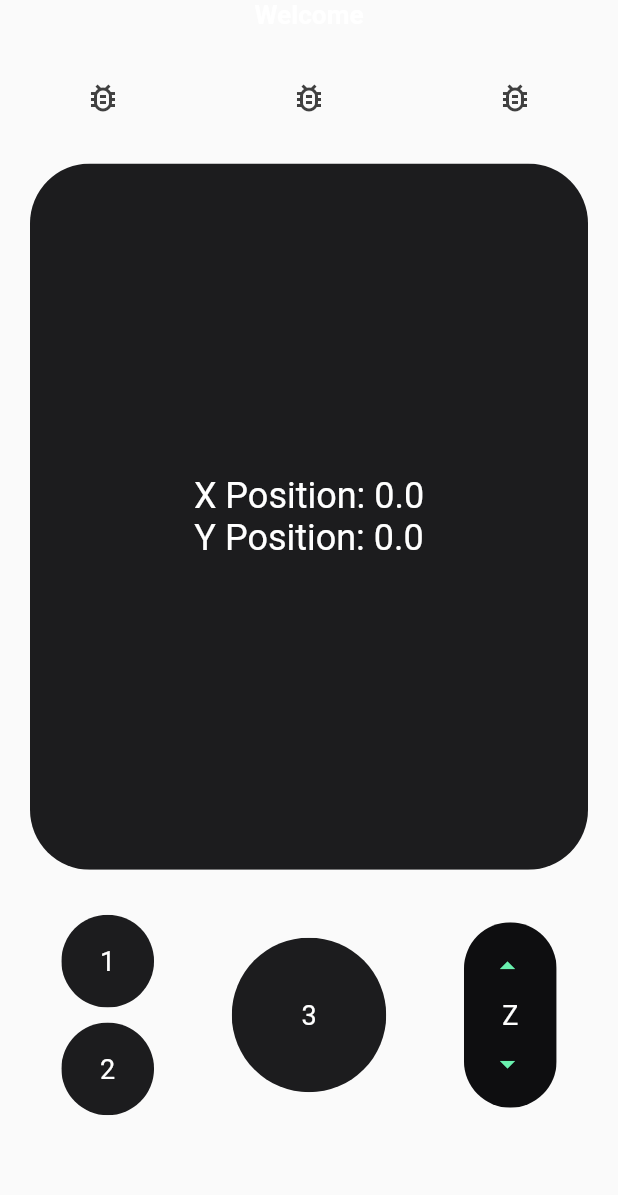
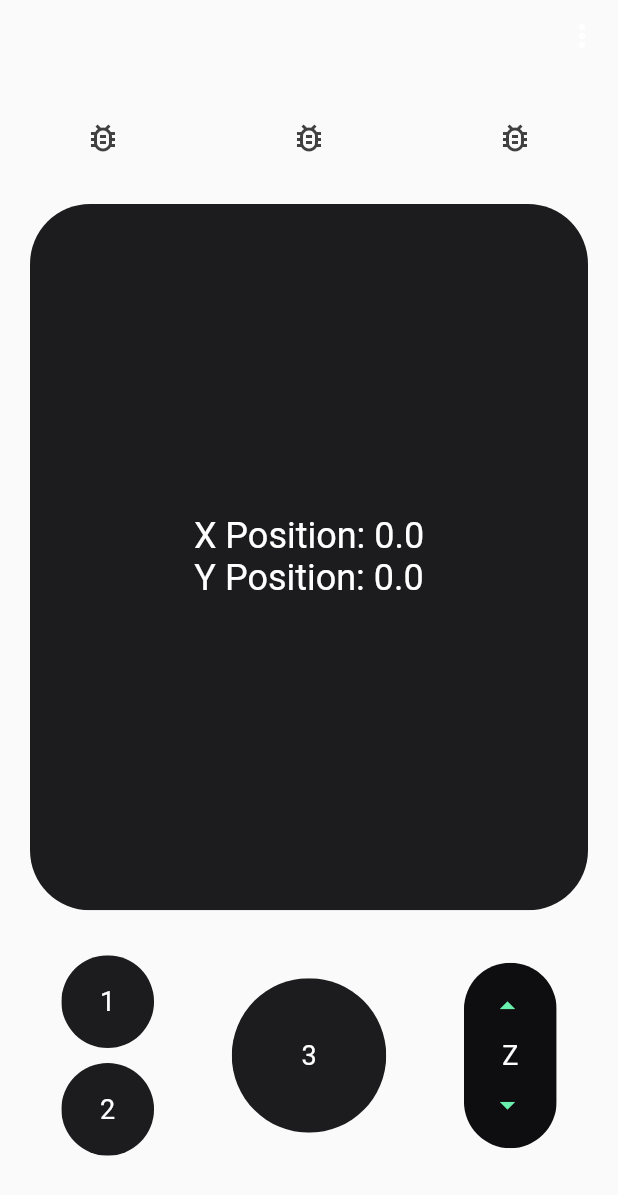
Before and after one commit to VTIvanov20/remote, a Flutter app: the LandscapeView widget shown alone on an empty page, opened directly, on a phone screen of 412 x 824 dp. Shown: the top 1195 px of the screen. Run offline on Flutter 3.47's test engine with Material 2 defaults, Android fonts, the phone set to English and light mode, and no system bars; Roboto replaces fonts that are missing (Montserrat).

Commit message:
Create popup menu to replace options icon bar

```diff
--- a/app/lib/views/landscape.dart
+++ b/app/lib/views/landscape.dart
@@ -2,8 +2,8 @@ import 'package:flutter/material.dart';
 import 'package:movie_app/widgets/track_pad.dart';
 import 'package:movie_app/widgets/options.dart';
 import 'package:movie_app/widgets/button_layout.dart';
+import 'package:movie_app/widgets/popup.dart';
 import 'dart:io';
-import 'package:movie_app/widgets/colors.dart';
 
 class LandscapeView extends StatefulWidget {
   const LandscapeView({Key? key});
@@ -31,16 +31,15 @@ class _LandscapeViewState extends State<LandscapeView> {
 
   return ListView(
       children: [
-        const Text(
-            "Welcome",
-            style: TextStyle(
-              fontFamily: "Montserrat",
-              fontSize: 17.5,
-              fontWeight: FontWeight.bold,
-              color: AppColors.text,
+        Align(
+          alignment: Alignment.topRight,
+          child: CustomPopupMenuButton(
+              onItemSelected: (String selectedItem) {
+                // Handle the selected item here
+                print('Selected item: $selectedItem');
+              },
             ),
-            textAlign: TextAlign.center,
-          ),
+        ),
         const OptionBar(),
         GestureDetector(
           onPanUpdate: (details) {
--- /dev/null
+++ b/app/lib/widgets/popup.dart
@@ -0,0 +1,34 @@
+import 'package:flutter/material.dart';
+
+class CustomPopupMenuButton extends StatelessWidget {
+  final Function(String) onItemSelected;
+
+  CustomPopupMenuButton({required this.onItemSelected});
+
+  @override
+  Widget build(BuildContext context) {
+    return PopupMenuButton<String>(
+      icon: const Icon(
+        Icons.more_vert,
+        color: Colors.white, // Set the color of the icon to white
+      ),
+      onSelected: (String result) {
+        onItemSelected(result);
+      },
+      itemBuilder: (BuildContext context) => <PopupMenuEntry<String>>[
+        const PopupMenuItem<String>(
+          value: 'item1',
+          child: Text('Item 1'),
+        ),
+        const PopupMenuItem<String>(
+          value: 'item2',
+          child: Text('Item 2'),
+        ),
+        const PopupMenuItem<String>(
+          value: 'item3',
+          child: Text('Item 3'),
+        ),
+      ],
+    );
+  }
+}
```
